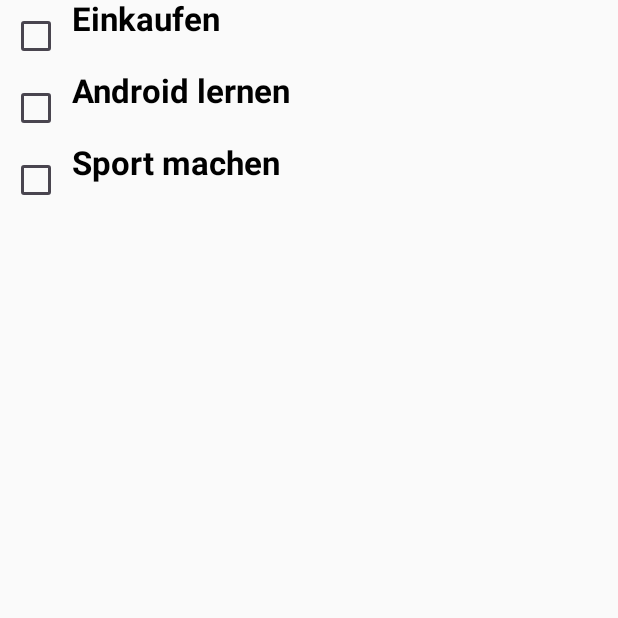
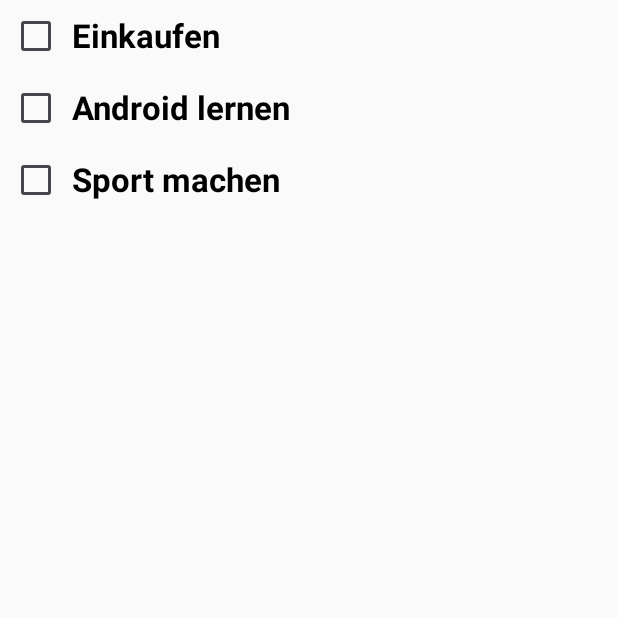
Before and after one commit to behrends/TodosAndroid, an Android app built with Jetpack Compose: the screen it shows after launch (MainActivity), on a phone screen of 412 x 824 dp, the top half of it. Run offline under Robolectric (Android 15) with nearby library versions, the phone set to English and light mode, and no system bars.

Commit message:
Vertikale Ausrichtung der Todo-Row

```diff
--- a/app/src/main/java/com/example/todosandroid/MainActivity.kt
+++ b/app/src/main/java/com/example/todosandroid/MainActivity.kt
@@ -8,6 +8,7 @@ import androidx.compose.foundation.layout.Row
 import androidx.compose.material3.Checkbox
 import androidx.compose.material3.Text
 import androidx.compose.runtime.Composable
+import androidx.compose.ui.Alignment
 import androidx.compose.ui.text.font.FontWeight
 import androidx.compose.ui.tooling.preview.Preview
 import androidx.compose.ui.unit.sp
@@ -32,7 +33,7 @@ fun TodoList() {
 
 @Composable
 fun Todo(name: String) {
-    Row {
+    Row(verticalAlignment = Alignment.CenterVertically) {
         Checkbox(checked = false, onCheckedChange = { })
         Text(name, fontWeight = FontWeight.Bold, fontSize = 22.sp)
     }
```
